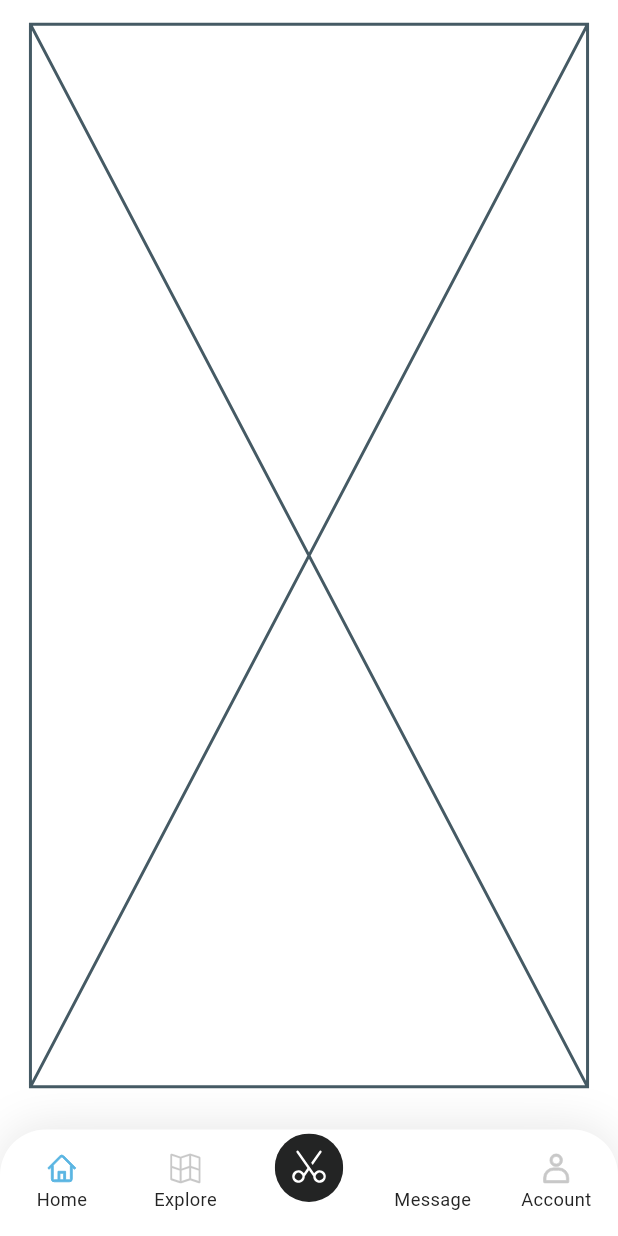
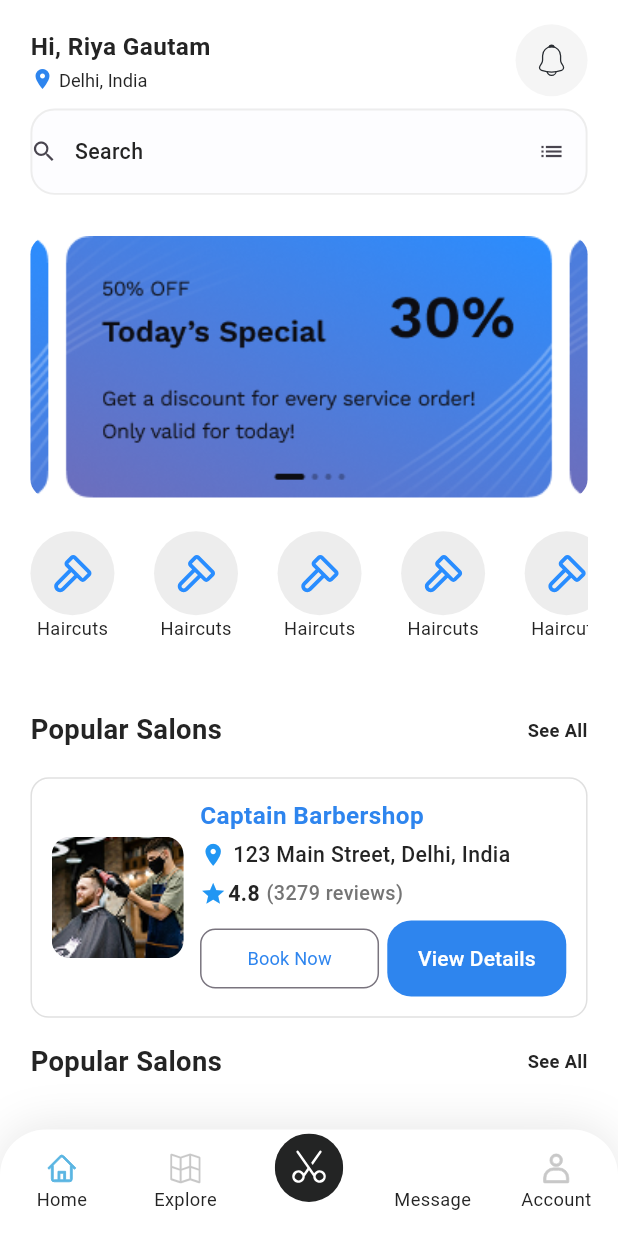
Before and after one commit to AimenAlamin/barber_project, a Flutter app: the screen it shows after launch, on a phone screen of 412 x 824 dp. Run offline on Flutter 3.47's test engine with Material 3 defaults, Android fonts, the light colour scheme and no system bars; our stand-ins replace flutter_screenutil, flutter_svg.

Commit message:
home view done

```diff
--- /dev/null
+++ b/lib/core/helpers/image_sliding.dart
@@ -0,0 +1,93 @@
+import 'dart:async';
+
+import 'package:flutter/material.dart';
+import 'package:flutter_screenutil/flutter_screenutil.dart';
+
+class ImageSlider extends StatefulWidget {
+  const ImageSlider({super.key});
+
+  @override
+  State<ImageSlider> createState() => _ImageSliderState();
+}
+
+class _ImageSliderState extends State<ImageSlider> {
+  final List<String> images = [
+    'assets/images/ImageSlidePic.png',
+  ];
+
+  late PageController _pageController;
+  int _currentIndex = 1; // Start from 1 to match the duplicated list
+  Timer? _timer;
+
+  List<String> get _loopedImages {
+    // Add first and last images to create a seamless loop
+    return [images.last, ...images, images.first];
+  }
+
+  @override
+  void initState() {
+    super.initState();
+    _pageController = PageController(initialPage: _currentIndex);
+    _startAutoSlide();
+  }
+
+  void _startAutoSlide() {
+    _timer = Timer.periodic(const Duration(seconds: 3), (_) {
+      if (_pageController.hasClients) {
+        _currentIndex++;
+        _pageController.animateToPage(
+          _currentIndex,
+          duration: const Duration(milliseconds: 300),
+          curve: Curves.easeIn,
+        );
+
+        if (_currentIndex == _loopedImages.length - 1) {
+          // Reset to the second page (first real image) after animation
+          Future.delayed(const Duration(milliseconds: 300), () {
+            if (_pageController.hasClients) {
+              _pageController.jumpToPage(1);
+              _currentIndex = 1;
+            }
+          });
+        }
+      }
+    });
+  }
+
+  @override
+  void dispose() {
+    _timer?.cancel();
+    _pageController.dispose();
+    super.dispose();
+  }
+
+  @override
+  Widget build(BuildContext context) {
+    return PageView.builder(
+      controller: _pageController,
+      itemCount: _loopedImages.length,
+      itemBuilder: (context, index) {
+        return Align(
+          alignment: Alignment.center,
+          child: ClipRRect(
+            borderRadius: BorderRadius.circular(12.r), // Rounded corners
+            child: Image.asset(
+              _loopedImages[index],
+              fit: BoxFit.cover,
+              width: double.infinity,
+            ),
+          ),
+        );
+      },
+      onPageChanged: (index) {
+        // Update index to handle edge transitions
+        _currentIndex = index;
+        if (index == 0) {
+          _pageController.jumpToPage(_loopedImages.length - 2);
+        } else if (index == _loopedImages.length - 1) {
+          _pageController.jumpToPage(1);
+        }
+      },
+    );
+  }
+}
--- /dev/null
+++ b/lib/features/home/explore_categories_listview.dart
@@ -0,0 +1,55 @@
+import '../../../../../core/theming/colors.dart';
+import '../../../../../core/theming/styles.dart';
+import 'package:flutter/material.dart';
+import 'package:flutter_screenutil/flutter_screenutil.dart';
+import 'package:flutter_svg/flutter_svg.dart';
+
+class ExploreCategoriesListView extends StatelessWidget {
+  const ExploreCategoriesListView({super.key});
+
+  @override
+  Widget build(BuildContext context) {
+    // Predefined list of categories with corresponding icons
+    final categories = [
+      {"name": "Haircuts", "icon": "assets/svgs/hammer.svg"},
+      {"name": "Haircuts", "icon": "assets/svgs/hammer.svg"},
+      {"name": "Haircuts", "icon": "assets/svgs/hammer.svg"},
+      {"name": "Haircuts", "icon": "assets/svgs/hammer.svg"},
+      {"name": "Haircuts", "icon": "assets/svgs/hammer.svg"},
+    ];
+
+    return SizedBox(
+      height: 100.h,
+      child: ListView.builder(
+        scrollDirection: Axis.horizontal,
+        itemCount: categories.length,
+        itemBuilder: (context, index) {
+          final category = categories[index];
+          return GestureDetector(
+            onTap: () {},
+            child: Padding(
+              padding: EdgeInsetsDirectional.only(start: index == 0 ? 0 : 24.w),
+              child: Column(
+                children: [
+                  CircleAvatar(
+                    radius: 28,
+                    backgroundColor: ColorsManager.lighterGray,
+                    child: SvgPicture.asset(
+                      category['icon']!, // Use category-specific icon
+                      height: 30.h,
+                      width: 30.w,
+                    ),
+                  ),
+                  Text(
+                    category['name']!,
+                    style: TextStyles.font12DarkBlueRegular,
+                  ),
+                ],
+              ),
+            ),
+          );
+        },
+      ),
+    );
+  }
+}
--- a/lib/features/home/home_main_view.dart
+++ b/lib/features/home/home_main_view.dart
@@ -9,7 +9,6 @@ import 'message_view.dart';
 import 'navigationbar/custom_bottom_navbar.dart';
 
 class MainView extends StatefulWidget {
-  //my main screen/view which contains the bottom navigation bar and their screens/
   const MainView({super.key});
 
   @override
@@ -19,13 +18,22 @@ class MainView extends StatefulWidget {
 class _MainViewState extends State<MainView> {
   int currentViewIndex = 0;
 
+  final List<Widget> screens = const [
+    HomeView(),
+    ExploreView(),
+    BookingView(),
+    MessageView(),
+    AccountView(),
+  ];
+
   @override
   Widget build(BuildContext context) {
     return Scaffold(
       bottomNavigationBar: CustomBottomNavbar(
         onItemTapped: (index) {
-          currentViewIndex = index;
-          setState(() {});
+          setState(() {
+            currentViewIndex = index;
+          });
         },
       ),
       backgroundColor: Colors.white,
@@ -38,17 +46,7 @@ class _MainViewState extends State<MainView> {
             20.0.r,
             28.0.r,
           ),
-          child: IndexedStack(
-            //indexed stack is used to show the current view index without losing the state of the previous view to avoid rebuilding the view
-            index: currentViewIndex,
-            children: const [
-              HomeView(),
-              ExploreView(),
-              BookingView(),
-              MessageView(),
-              AccountView(),
-            ],
-          ),
+          child: screens[currentViewIndex], // Only renders the selected screen
         ),
       ),
     );
--- a/lib/features/home/home_topbar.dart
+++ b/lib/features/home/home_topbar.dart
@@ -13,21 +13,29 @@ class HomeTopBar extends StatelessWidget {
         Column(
           crossAxisAlignment: CrossAxisAlignment.start,
           children: [
-            SizedBox(
-              height: 70.0,
-              width: 70.0,
-              child: Image.asset("assets/images/splashImg.png"),
+            Text(
+              "Hi, Riya Gautam",
+              style: TextStyles.font16DarkBlueBold,
+            ),
+            verticalSpace(2),
+            RichText(
+              text: TextSpan(
+                children: [
+                  const WidgetSpan(
+                    child: Icon(
+                      Icons.location_on,
+                      color: ColorsManager.mainBlue,
+                      size: 16,
+                    ),
+                  ),
+                  TextSpan(
+                    text: " Delhi, India",
+                    style: TextStyles.font12DarkBlueRegular,
+                  ),
+                ],
+              ),
             ),
           ],
-        ),
-        Text(
-          "Hi, Riya Gautam",
-          style: TextStyles.font16DarkBlueBold,
-        ),
-        verticalSpace(1),
-        Text(
-          "Delhi, India",
-          style: TextStyles.font12DarkBlueRegular,
         ),
         const Spacer(),
         CircleAvatar(
--- a/lib/features/home/home_view.dart
+++ b/lib/features/home/home_view.dart
@@ -1,10 +1,55 @@
 import 'package:flutter/material.dart';
+import 'package:flutter_screenutil/flutter_screenutil.dart';
+
+import '../../core/helpers/image_sliding.dart';
+import '../../core/helpers/spacing.dart';
+import 'explore_categories_listview.dart';
+import 'home_topbar.dart';
+import 'popular_item.dart';
+import 'search_textfield.dart';
+import 'see_all.dart';
 
 class HomeView extends StatelessWidget {
   const HomeView({super.key});
 
   @override
   Widget build(BuildContext context) {
-    return const Placeholder();
+    return SingleChildScrollView(
+      child: Column(
+        crossAxisAlignment: CrossAxisAlignment.start,
+        children: [
+          const HomeTopBar(),
+          verticalSpace(8),
+          const SearchTextfield(),
+          verticalSpace(23),
+          SizedBox(
+            height: 180.h,
+            width: double.infinity,
+            child: const ImageSlider(),
+          ),
+          verticalSpace(18),
+          const ExploreCategoriesListView(),
+          verticalSpace(18),
+          const SeeAll(text: "Popular Salons"),
+          verticalSpace(18),
+          const PopularItem(
+            imageUrl: "assets/images/ImageBarber.png",
+            title: "Captain Barbershop",
+            location: "123 Main Street, Delhi, India",
+            rating: 4.8,
+            reviewCount: 3279,
+          ),
+          const SeeAll(text: "Popular Salons"),
+          verticalSpace(18),
+          const PopularItem(
+            imageUrl: "assets/images/ImageBarber.png",
+            title: "Captain Barbershop",
+            location: "123 Main Street, Delhi, India",
+            rating: 4.8,
+            reviewCount: 3279,
+          )
+        ],
+      ),
+    );
   }
 }
--- /dev/null
+++ b/lib/features/home/popular_item.dart
@@ -0,0 +1,129 @@
+import 'package:flutter/material.dart';
+import 'package:flutter_screenutil/flutter_screenutil.dart';
+import 'package:nsquare_barber_project/core/theming/widgets/app_text_button.dart';
+
+import '../../core/helpers/spacing.dart';
+import '../../core/theming/styles.dart';
+
+class PopularItem extends StatelessWidget {
+  final String imageUrl;
+  final String title;
+  final String location;
+  final double rating;
+  final int reviewCount;
+
+  const PopularItem({
+    super.key,
+    required this.imageUrl,
+    required this.title,
+    required this.location,
+    required this.rating,
+    required this.reviewCount,
+  });
+
+  @override
+  Widget build(BuildContext context) {
+    return Container(
+      padding: EdgeInsets.all(12.w),
+      decoration: BoxDecoration(
+        border: Border.all(color: Colors.grey[300]!),
+        borderRadius: BorderRadius.circular(12.r),
+        color: Colors.white,
+      ),
+      margin: EdgeInsets.only(bottom: 16.h),
+      child: Row(
+        children: [
+          // Image
+          ClipRRect(
+            borderRadius: BorderRadius.circular(12.r),
+            child: Image.asset(
+              imageUrl,
+              width: 80.w,
+              height: 80.h,
+              fit: BoxFit.cover,
+            ),
+          ),
+          horizontalSpace(10),
+
+          // Text & Details
+          Expanded(
+            child: Column(
+              crossAxisAlignment: CrossAxisAlignment.start,
+              children: [
+                // Title
+                Text(
+                  title,
+                  style: TextStyles.font16BlueBold,
+                  overflow: TextOverflow.ellipsis,
+                ),
+                verticalSpace(4),
+
+                // Location with icon
+                Row(
+                  children: [
+                    Icon(Icons.location_on, color: Colors.blue, size: 16.w),
+                    horizontalSpace(4),
+                    Expanded(
+                      child: Text(
+                        location,
+                        style: TextStyles.font14DarkBlueMedium,
+                        maxLines: 1,
+                        overflow: TextOverflow.ellipsis,
+                      ),
+                    ),
+                  ],
+                ),
+                verticalSpace(6),
+
+                // Rating with icon
+                Row(
+                  children: [
+                    Icon(Icons.star, color: Colors.blue, size: 16.w),
+                    horizontalSpace(1),
+                    Text(
+                      rating.toString(),
+                      style: TextStyles.font14DarkBlueMedium.copyWith(
+                        fontWeight: FontWeight.bold,
+                      ),
+                    ),
+                    horizontalSpace(4),
+                    Text(
+                      "($reviewCount reviews)",
+                      style: TextStyles.font13GrayMedium,
+                    ),
+                  ],
+                ),
+                verticalSpace(8),
+
+                // Buttons
+                Row(
+                  children: [
+                    Expanded(
+                      child: OutlinedButton(
+                        onPressed: () {},
+                        style: OutlinedButton.styleFrom(
+                          shape: RoundedRectangleBorder(
+                            borderRadius: BorderRadius.circular(10.r),
+                          ),
+                        ),
+                        child: Text("Book Now",
+                            style: TextStyles.font12BlueRegular),
+                      ),
+                    ),
+                    horizontalSpace(5),
+                    Expanded(
+                      child: AppTextButton(
+                          buttonText: "View Details",
+                          textStyle: TextStyle(color: Colors.white),
+                          onPressed: () {}),
+                    ),
+                  ],
+                ),
+              ],
+            ),
+          ),
+        ],
+      ),
+    );
+  }
+}
--- /dev/null
+++ b/lib/features/home/search_textfield.dart
@@ -0,0 +1,21 @@
+import 'package:flutter/material.dart';
+
+import '../../../../../../core/theming/widgets/app_text_form_field.dart';
+
+class SearchTextfield extends StatelessWidget {
+  const SearchTextfield({super.key});
+
+  @override
+  Widget build(BuildContext context) {
+    final TextEditingController searchController = TextEditingController();
+    return AppTextFormField(
+        hintText: '',
+        prefixText: "  Search",
+        prefixIcon: const Icon(Icons.search),
+        suffixIcon: const Icon(Icons.list),
+        controller: searchController,
+        onFieldSubmitted: (value) {
+          searchController.clear(); // Clear the text field after submitting
+        });
+  }
+}
--- /dev/null
+++ b/lib/features/home/see_all.dart
@@ -0,0 +1,27 @@
+import 'package:flutter/material.dart';
+
+import '../../core/theming/styles.dart';
+
+class SeeAll extends StatelessWidget {
+  const SeeAll({super.key, required this.text});
+  final String text;
+  @override
+  Widget build(BuildContext context) {
+    return Row(
+      children: [
+        Text(
+          text,
+          style: TextStyles.font18DarkBlueSemiBold,
+        ),
+        const Spacer(),
+        GestureDetector(
+          onTap: () {},
+          child: Text(
+            'See All',
+            style: TextStyles.font12DarkBlueBold,
+          ),
+        ),
+      ],
+    );
+  }
+}
--- a/pubspec.yaml
+++ b/pubspec.yaml
@@ -11,6 +11,7 @@ dependencies:
     sdk: flutter
   flutter_screenutil: ^5.9.3
   flutter_svg: ^2.0.17
+  lucide_icons: ^0.257.0
 
 dev_dependencies:
   flutter_lints: ^4.0.0
```
Also changed, not shown: assets/images/ImageBarber.png (added), assets/images/ImageSlidePic.png (added), assets/svgs/hammer.svg (added), pubspec.lock.
